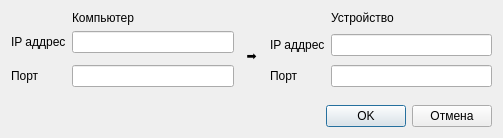
This is ethernetsettingwindow.ui in Gorbykov/InterfaceTester as Qt 5 draws it before an edit. The edited form follows.
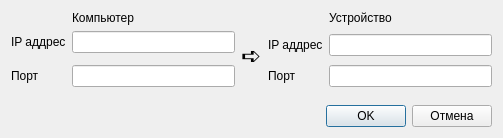
This is the edited form.

What changed in the file:
```diff
--- a/ethernetsettingwindow.ui
+++ b/ethernetsettingwindow.ui
@@ -70,8 +70,15 @@
    </item>
    <item row="0" column="2" rowspan="6">
     <widget class="QLabel" name="label">
+     <property name="font">
+      <font>
+       <pointsize>18</pointsize>
+       <weight>75</weight>
+       <bold>true</bold>
+      </font>
+     </property>
      <property name="text">
-      <string>  ➡  </string>
+      <string>➪</string>
      </property>
      <property name="textFormat">
       <enum>Qt::PlainText</enum>
```
